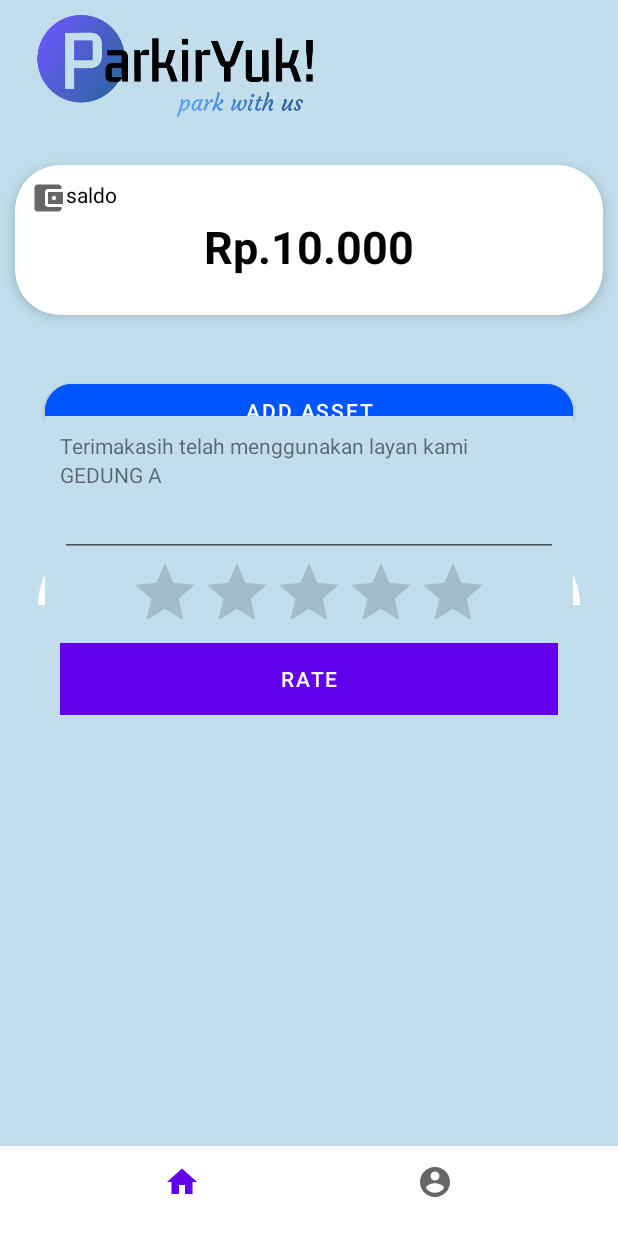
After one commit to DindaMhn/AndroidFinalProject, an Android app: the fragment RatingAssetFragment placed in its activity, on a phone screen of 412 x 824 dp. The commit adds this screen. Run offline under Robolectric (Android 15) with nearby library versions, the phone set to English and light mode, and no system bars; our stand-ins replace Dagger/Hilt's generated code, navigation-ui; 5 statements that could not run were skipped.

Commit message:
[UPDATE] RATING unfinished

```diff
--- a/app/src/main/java/com/example/androidfinalproject/ApplicationComponent.kt
+++ b/app/src/main/java/com/example/androidfinalproject/ApplicationComponent.kt
@@ -41,4 +41,5 @@ interface ApplicationComponent {
     fun inject(searchFragment: SearchFragment)
     fun inject(detailAssetFragment: DetailAssetFragment)
     fun inject(bookingTicketFragment: BookingTicketFragment)
+    fun inject(ratingAssetFragment: RatingAssetFragment)
 }
--- a/app/src/main/java/com/example/androidfinalproject/NetworkModule.kt
+++ b/app/src/main/java/com/example/androidfinalproject/NetworkModule.kt
@@ -8,6 +8,7 @@ import com.example.androidfinalproject.provider.profile.ProviderProfileAPI
 import com.example.androidfinalproject.user.account.UserAPI
 import com.example.androidfinalproject.user.home.UserHomeAPI
 import com.example.androidfinalproject.user.profile.UserProfileAPI
+import com.example.androidfinalproject.user.rating.RatingAPI
 import com.example.androidfinalproject.user.search.LocationAPI
 import com.example.androidfinalproject.user.ticket.TicketAPI
 import dagger.Module
@@ -51,4 +52,8 @@ class NetworkModule {
     fun provideLocation():LocationAPI{
         return RetrofitBuilder.createRetrofit().create(LocationAPI::class.java)
     }
+    @Provides
+    fun provideRatingAPI():RatingAPI{
+        return RetrofitBuilder.createRetrofit().create(RatingAPI::class.java)
+    }
 }
--- a/app/src/main/java/com/example/androidfinalproject/provider/asset/AssetAPI.kt
+++ b/app/src/main/java/com/example/androidfinalproject/provider/asset/AssetAPI.kt
@@ -7,7 +7,7 @@ import retrofit2.http.Path
 import retrofit2.http.Query
 
 interface AssetAPI {
-    @GET("providerassets/{id}")
+    @GET("listassets/{id}")
     fun getListAssetByProviderID(@Path("id")id: String): Call<ResponseData>
     @GET("providerreports/daily")
     fun getReportAssetDaily(@Query("id")id: String): Call<ResponseData>
--- a/app/src/main/java/com/example/androidfinalproject/recycleview/provider/ListAssetProviderRecycleAdapter.kt
+++ b/app/src/main/java/com/example/androidfinalproject/recycleview/provider/ListAssetProviderRecycleAdapter.kt
@@ -36,10 +36,10 @@ class ListAssetProviderRecycleAdapter(
     override fun onBindViewHolder(holder: AssetViewHolder, position: Int) {
         val longitude = assetList[position].longitude
         val latitude = assetList[position].latitude
-        val saldo = assetList[position].saldo
+//        val saldo = assetList[position].saldo
         val assetLocation = "${latitude} ,${longitude}"
         holder.assetName.text = assetList[position].asset_name
-        holder.location.text = "saldo : Rp.${saldo}"
+        holder.location.text = assetLocation
         val id_asset = bundleOf(
             Pair("id_asset", assetList[position].id)
             ,Pair("asset_name", assetList[position].asset_name)
--- a/app/src/main/java/com/example/androidfinalproject/recycleview/user/HistoryUserRecycleAdapter.kt
+++ b/app/src/main/java/com/example/androidfinalproject/recycleview/user/HistoryUserRecycleAdapter.kt
@@ -6,6 +6,7 @@ import android.view.ViewGroup
 import android.widget.ImageView
 import android.widget.TextView
 import androidx.fragment.app.FragmentActivity
+import androidx.navigation.findNavController
 import androidx.recyclerview.widget.RecyclerView
 import com.example.androidfinalproject.MyApplication
 import com.example.androidfinalproject.R
@@ -42,7 +43,8 @@ class HistoryUserRecycleAdapter(
         holder.feePay.text = paymentList[position].pay_fee
         holder.delete.setOnClickListener {
             ticketViewModel.deleteTicket(paymentList[position].id)
-
+            it?.findNavController()
+                ?.navigate(R.id.historyUserFragment)
 //            ticketViewModel.historyPayment(sharedPreferences?.getString(
 //                "ID_USER",
 //                "default"
--- a/app/src/main/java/com/example/androidfinalproject/screens/user/BookingTicketFragment.kt
+++ b/app/src/main/java/com/example/androidfinalproject/screens/user/BookingTicketFragment.kt
@@ -101,7 +101,7 @@ class BookingTicketFragment : Fragment(), View.OnClickListener {
                     AlertDialog.BUTTON_POSITIVE, "OK"
                 ) { dialog, which ->
                     v?.findNavController()
-                        ?.navigate(R.id.action_homeUserFragment_to_topUpSaldoFragment)
+                        ?.navigate(R.id.homeUserFragment)
                 }
                 alertDialog.show()
 
--- /dev/null
+++ b/app/src/main/java/com/example/androidfinalproject/screens/user/RatingAssetFragment.kt
@@ -0,0 +1,40 @@
+package com.example.androidfinalproject.screens.user
+
+import android.content.Context
+import android.content.SharedPreferences
+import android.os.Bundle
+import androidx.fragment.app.Fragment
+import android.view.LayoutInflater
+import android.view.View
+import android.view.ViewGroup
+import com.example.androidfinalproject.MyApplication
+import com.example.androidfinalproject.R
+import com.example.androidfinalproject.user.rating.RatingViewModel
+import javax.inject.Inject
+
+
+class RatingAssetFragment : Fragment() {
+    @Inject lateinit var ratingViewModel: RatingViewModel
+    var sharedPreferences: SharedPreferences? = null
+    override fun onCreate(savedInstanceState: Bundle?) {
+        super.onCreate(savedInstanceState)
+        (activity?.applicationContext as MyApplication).applicationComponent.inject(this)
+        sharedPreferences = activity?.getSharedPreferences(
+            getString(R.string.shared_preference_name),
+            Context.MODE_PRIVATE
+        )
+    }
+
+    override fun onCreateView(
+        inflater: LayoutInflater, container: ViewGroup?,
+        savedInstanceState: Bundle?
+    ): View? {
+        // Inflate the layout for this fragment
+        return inflater.inflate(R.layout.fragment_rating_asset, container, false)
+    }
+
+    override fun onActivityCreated(savedInstanceState: Bundle?) {
+        super.onActivityCreated(savedInstanceState)
+
+    }
+}
--- /dev/null
+++ b/app/src/main/java/com/example/androidfinalproject/user/rating/RatingAPI.kt
@@ -0,0 +1,15 @@
+package com.example.androidfinalproject.user.rating
+
+import com.example.androidfinalproject.utils.ResponseData
+import retrofit2.Call
+import retrofit2.http.*
+
+interface RatingAPI {
+    @GET("review/review/status")
+    fun getStatusRating(@Query("user_id")user_id:String
+                        , @Query("asset_id")asset_id:String): Call<ResponseData>
+
+    @POST("review/review")
+    fun createRating(@Body rating:Rating):Call<ResponseData>
+
+}
--- /dev/null
+++ b/app/src/main/java/com/example/androidfinalproject/user/rating/RatingViewModel.kt
@@ -0,0 +1,17 @@
+package com.example.androidfinalproject.user.rating
+
+import androidx.lifecycle.LiveData
+import androidx.lifecycle.ViewModel
+import com.example.androidfinalproject.utils.ResponseData
+import javax.inject.Inject
+
+
+class RatingViewModel @Inject constructor(var ratingRepository: RatingRepository):ViewModel(){
+
+    val statusRatingData: LiveData<String> = ratingRepository.statusRatingData
+    val statusRatingResponse: LiveData<ResponseData> = ratingRepository.statusRatingResponse
+
+    fun getStatusRating(user_id: String, asset_id:String){
+        ratingRepository.getStatusRating(user_id,asset_id)
+    }
+}
--- a/app/src/main/java/com/example/androidfinalproject/user/ticket/TicketViewModel.kt
+++ b/app/src/main/java/com/example/androidfinalproject/user/ticket/TicketViewModel.kt
@@ -21,6 +21,7 @@ class TicketViewModel @Inject constructor(var ticketRepository: TicketRepository
     }
     fun deleteTicket(id: String){
         ticketRepository.deleteTicket(id)
+//        historyPaymentList.
     }
     fun updateTicketStatus(id: String){
         ticketRepository.updateTicketStatus(id)
--- /dev/null
+++ b/app/src/main/res/layout/fragment_rating_asset.xml
@@ -0,0 +1,63 @@
+<?xml version="1.0" encoding="utf-8"?>
+<androidx.constraintlayout.widget.ConstraintLayout
+    xmlns:android="http://schemas.android.com/apk/res/android"
+    xmlns:app="http://schemas.android.com/apk/res-auto"
+    xmlns:tools="http://schemas.android.com/tools"
+    android:layout_width="match_parent"
+    android:layout_height="match_parent"
+    tools:context=".screens.user.RatingAssetFragment">
+
+
+    <LinearLayout
+        android:layout_width="match_parent"
+        android:layout_height="wrap_content"
+        android:orientation="vertical"
+        android:padding="10dp"
+        android:background="@color/colorBlueOcean"
+        android:layout_marginHorizontal="30dp"
+        app:layout_constraintBottom_toBottomOf="parent"
+        app:layout_constraintEnd_toEndOf="parent"
+        app:layout_constraintStart_toStartOf="parent"
+        app:layout_constraintTop_toTopOf="parent">
+
+        <androidx.appcompat.widget.AppCompatTextView
+            android:layout_width="match_parent"
+            android:layout_height="wrap_content"
+            android:text="Terimakasih telah menggunakan layan kami" />
+
+        <TextView
+            android:id="@+id/gedung_rating"
+            android:layout_width="match_parent"
+            android:layout_height="wrap_content"
+            android:text="GEDUNG A" />
+
+        <EditText
+            android:id="@+id/editTextTextMultiLine"
+            android:layout_width="match_parent"
+            android:layout_height="wrap_content"
+            android:ems="10"
+            android:gravity="start|top"
+            android:inputType="textMultiLine" />
+
+        <RatingBar
+            android:id="@+id/ratingBar"
+            android:layout_width="wrap_content"
+            android:layout_height="wrap_content"
+            android:isIndicator="false"
+            android:layout_gravity="center"
+            android:numStars="5"
+            android:rating="0"
+            android:stepSize="1" />
+
+
+        <com.google.android.material.button.MaterialButton
+            android:id="@+id/button_rating"
+            android:layout_width="match_parent"
+            android:layout_height="wrap_content"
+            android:background="@drawable/btn_rounded"
+            android:text="Rate" />
+    </LinearLayout>
+
+
+
+</androidx.constraintlayout.widget.ConstraintLayout>
```
Also changed, not shown: app/src/main/java/com/example/androidfinalproject/screens/user/DetailTicketFragment.kt (+43 -13 lines), app/src/main/java/com/example/androidfinalproject/screens/user/ScanAssetQrCodeFragment.kt (+22 -3 lines), app/src/main/java/com/example/androidfinalproject/user/rating/Rating.kt (added, +11 -0 lines), app/src/main/java/com/example/androidfinalproject/user/rating/RatingRepository.kt (added, +47 -0 lines), app/src/main/res/navigation/menu_user_navigation.xml (+10 -1 lines).
